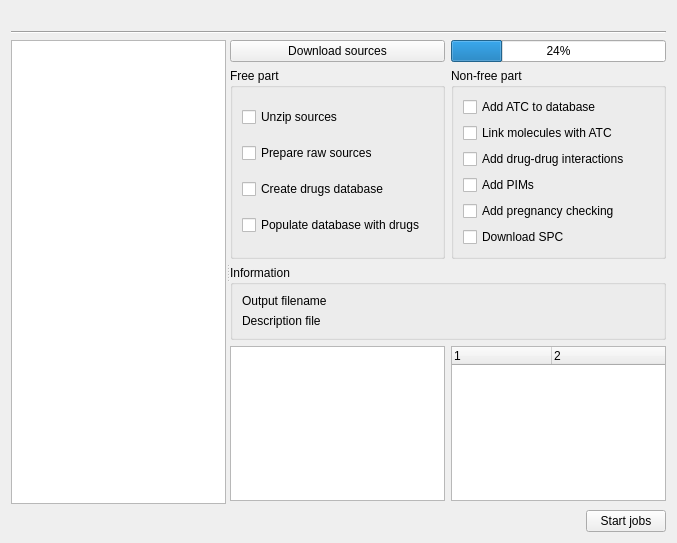
This is freeddimanager/plugins/drugsdbplugin/imode/drugsdbmodewidget.ui in filianhouse/freemedforms as Qt 5 draws it before an edit. The edited form follows.
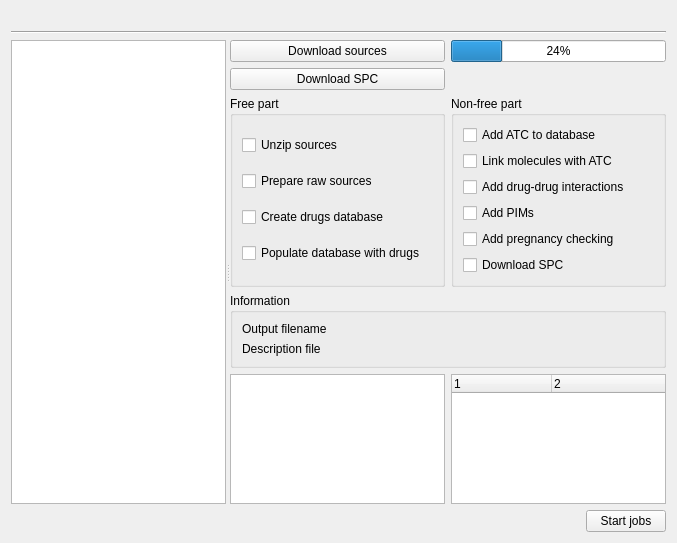
This is the edited form.

The edit to the form file:
```diff
--- a/freeddimanager/plugins/drugsdbplugin/imode/drugsdbmodewidget.ui
+++ b/freeddimanager/plugins/drugsdbplugin/imode/drugsdbmodewidget.ui
@@ -20,59 +20,9 @@
       <enum>Qt::Horizontal</enum>
      </property>
      <widget class="QListWidget" name="availableListWidget"/>
-     <widget class="QWidget" name="">
+     <widget class="QWidget" name="layoutWidget">
       <layout class="QGridLayout" name="gridLayout_4">
-       <item row="0" column="0">
-        <widget class="QPushButton" name="download">
-         <property name="text">
-          <string>Download sources</string>
-         </property>
-        </widget>
-       </item>
-       <item row="2" column="0" colspan="2">
-        <widget class="QGroupBox" name="groupBox_3">
-         <property name="title">
-          <string>Information</string>
-         </property>
-         <layout class="QGridLayout" name="gridLayout">
-          <item row="0" column="0">
-           <widget class="QLabel" name="label">
-            <property name="sizePolicy">
-             <sizepolicy hsizetype="Fixed" vsizetype="Preferred">
-              <horstretch>0</horstretch>
-              <verstretch>0</verstretch>
-             </sizepolicy>
-            </property>
-            <property name="text">
-             <string>Output filename</string>
-            </property>
-           </widget>
-          </item>
-          <item row="0" column="1">
-           <widget class="QLabel" name="output">
-            <property name="text">
-             <string notr="true"/>
-            </property>
-           </widget>
-          </item>
-          <item row="1" column="0">
-           <widget class="QLabel" name="label_2">
-            <property name="text">
-             <string>Description file</string>
-            </property>
-           </widget>
-          </item>
-          <item row="1" column="1">
-           <widget class="QLabel" name="descriptionFile">
-            <property name="text">
-             <string notr="true"/>
-            </property>
-           </widget>
-          </item>
-         </layout>
-        </widget>
-       </item>
-       <item row="3" column="0">
+       <item row="4" column="0">
         <widget class="QTreeWidget" name="messages">
          <property name="toolTip">
           <string>MESSAGES</string>
@@ -98,7 +48,33 @@
          </column>
         </widget>
        </item>
-       <item row="1" column="1">
+       <item row="4" column="1">
+        <widget class="QTreeWidget" name="errors">
+         <property name="toolTip">
+          <string>ERRORS</string>
+         </property>
+         <property name="alternatingRowColors">
+          <bool>true</bool>
+         </property>
+         <property name="columnCount">
+          <number>2</number>
+         </property>
+         <attribute name="headerVisible">
+          <bool>true</bool>
+         </attribute>
+         <column>
+          <property name="text">
+           <string notr="true">1</string>
+          </property>
+         </column>
+         <column>
+          <property name="text">
+           <string notr="true">2</string>
+          </property>
+         </column>
+        </widget>
+       </item>
+       <item row="2" column="1">
         <widget class="QGroupBox" name="nonFreeGroup">
          <property name="title">
           <string>Non-free part</string>
@@ -149,6 +125,62 @@
          </layout>
         </widget>
        </item>
+       <item row="3" column="0" colspan="2">
+        <widget class="QGroupBox" name="groupBox_3">
+         <property name="title">
+          <string>Information</string>
+         </property>
+         <layout class="QGridLayout" name="gridLayout">
+          <item row="0" column="0">
+           <widget class="QLabel" name="label">
+            <property name="sizePolicy">
+             <sizepolicy hsizetype="Fixed" vsizetype="Preferred">
+              <horstretch>0</horstretch>
+              <verstretch>0</verstretch>
+             </sizepolicy>
+            </property>
+            <property name="text">
+             <string>Output filename</string>
+            </property>
+           </widget>
+          </item>
+          <item row="0" column="1">
+           <widget class="QLabel" name="output">
+            <property name="text">
+             <string notr="true"/>
+            </property>
+           </widget>
+          </item>
+          <item row="1" column="0">
+           <widget class="QLabel" name="label_2">
+            <property name="text">
+             <string>Description file</string>
+            </property>
+           </widget>
+          </item>
+          <item row="1" column="1">
+           <widget class="QLabel" name="descriptionFile">
+            <property name="text">
+             <string notr="true"/>
+            </property>
+           </widget>
+          </item>
+         </layout>
+        </widget>
+       </item>
+       <item row="5" column="0">
+        <spacer name="verticalSpacer">
+         <property name="orientation">
+          <enum>Qt::Vertical</enum>
+         </property>
+         <property name="sizeHint" stdset="0">
+          <size>
+           <width>20</width>
+           <height>40</height>
+          </size>
+         </property>
+        </spacer>
+       </item>
        <item row="0" column="1">
         <widget class="QProgressBar" name="progressBar">
          <property name="value">
@@ -156,7 +188,7 @@
          </property>
         </widget>
        </item>
-       <item row="1" column="0">
+       <item row="2" column="0">
         <widget class="QGroupBox" name="freeGroup">
          <property name="title">
           <string>Free part</string>
@@ -193,44 +225,19 @@
          </layout>
         </widget>
        </item>
-       <item row="3" column="1">
-        <widget class="QTreeWidget" name="errors">
-         <property name="toolTip">
-          <string>ERRORS</string>
+       <item row="0" column="0">
+        <widget class="QPushButton" name="download">
+         <property name="text">
+          <string>Download sources</string>
          </property>
-         <property name="alternatingRowColors">
-          <bool>true</bool>
-         </property>
-         <property name="columnCount">
-          <number>2</number>
-         </property>
-         <attribute name="headerVisible">
-          <bool>true</bool>
-         </attribute>
-         <column>
-          <property name="text">
-           <string notr="true">1</string>
-          </property>
-         </column>
-         <column>
-          <property name="text">
-           <string notr="true">2</string>
-          </property>
-         </column>
         </widget>
        </item>
-       <item row="4" column="0">
-        <spacer name="verticalSpacer">
-         <property name="orientation">
-          <enum>Qt::Vertical</enum>
+       <item row="1" column="0">
+        <widget class="QPushButton" name="downloadSPC">
+         <property name="text">
+          <string>Download SPC</string>
          </property>
-         <property name="sizeHint" stdset="0">
-          <size>
-           <width>20</width>
-           <height>40</height>
-          </size>
-         </property>
-        </spacer>
+        </widget>
        </item>
       </layout>
      </widget>
```
